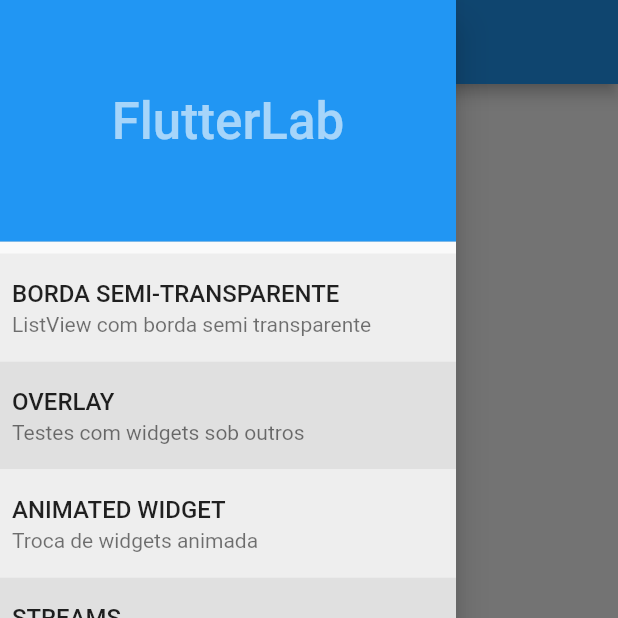
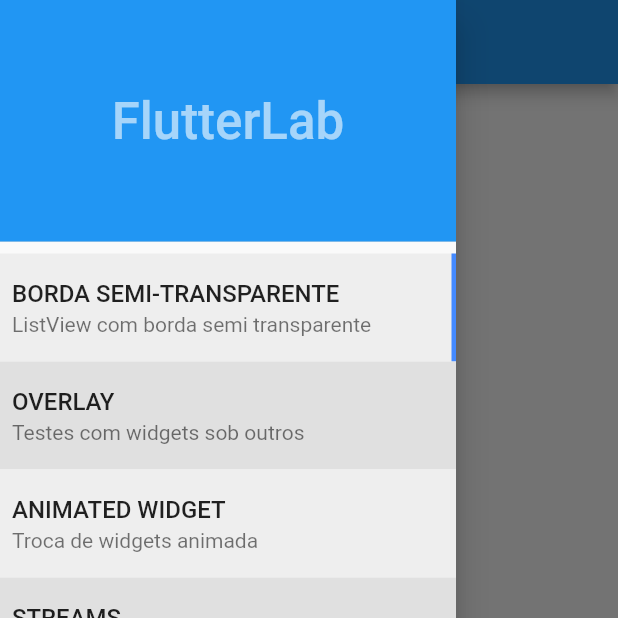
Before and after one commit to lluz55/flutterlab, a Flutter app: the MainLayout screen opened by its route, with the side drawer open, on a phone screen of 412 x 824 dp, the top half of it. Run offline on Flutter 3.47's test engine with Material 2 defaults, Android fonts, the phone set to English and light mode, and no system bars; our stand-ins replace toast.

Commit message:
fixed widget update page

```diff
--- a/lib/drawer/drawer.dart
+++ b/lib/drawer/drawer.dart
@@ -32,7 +32,7 @@
               shrinkWrap: true,
               itemBuilder: (context, index) => RouteDrawerItem(
                 context,
-                route: drawerList[index].route,
+                routeName: drawerList[index].routeName,
                 title: drawerList[index].title,
                 description: drawerList[index].description,
                 status: drawerList[index].status,
--- a/lib/drawer/routeDrawerItem.dart
+++ b/lib/drawer/routeDrawerItem.dart
@@ -1,19 +1,11 @@
 import 'package:flutter/material.dart';
-import 'package:flutter_lab/pages/animatedWidgets/animatedWidgets.dart';
-import 'package:flutter_lab/pages/customRouter/customRouter.dart';
-import 'package:flutter_lab/pages/overlayTest/overlayTest.dart';
-import 'package:flutter_lab/pages/semiTransparent/semiTransparentPage.dart';
-import 'package:flutter_lab/pages/streams/streamsPage.dart';
-import 'package:flutter_lab/pages/transfomations/transformationsPage.dart';
-import 'package:flutter_lab/pages/widget_updates/widgetUpdates.dart';
-import 'package:flutter_lab/router.dart';
 
 enum FeatureStatus { done, inProgress, planned }
 
 class RouteDrawerItem extends StatefulWidget {
   final BuildContext context;
   final String title;
-  final Widget route;
+  final String routeName;
   final String description;
   final FeatureStatus status;
   final bool odd;
@@ -21,7 +13,7 @@
   RouteDrawerItem(
     this.context, {
     @required this.title,
-    @required this.route,
+    @required this.routeName,
     this.description = '',
     this.status = FeatureStatus.planned,
     this.odd = false,
@@ -36,24 +28,24 @@
   Widget build(BuildContext context) {
     return GestureDetector(
       onTap: () {
-        // if (ModalRoute.of(context).settings.name != widget.route.) {
-        //   Navigator.of(context).popAndPushNamed(widget.route);
-        // }
-        coldNavigator(context, widget.route);
+        if (ModalRoute.of(context).settings.name != widget.routeName) {
+          Navigator.of(context).popAndPushNamed(widget.routeName);
+        }
+        // coldNavigator(context, widget.route);
       },
       child: Container(
         decoration: BoxDecoration(
-          // border: Border(
-          //     // left: BorderSide(
-          //     //   color: _statusColor(widget.status),
-          //     //   width: 3,
-          //     // ),
-          //     right: BorderSide(
-          //   color: ModalRoute.of(context).settings.name == widget.route
-          //       ? Colors.blueAccent
-          //       : Colors.transparent,
-          //   width: 3,
-          // )),
+          border: Border(
+              // left: BorderSide(
+              //   color: _statusColor(widget.status),
+              //   width: 3,
+              // ),
+              right: BorderSide(
+            color: ModalRoute.of(context).settings.name == widget.routeName
+                ? Colors.blueAccent
+                : Colors.transparent,
+            width: 3,
+          )),
           color: widget.odd ? Colors.grey[300] : Colors.grey[200],
         ),
         child: ListTile(
@@ -105,31 +97,40 @@
 // ];
 
 List<RouteDrawerItemModel> drawerList = [
-  RouteDrawerItemModel('Borda semi-transparente', SemiTransparentPage(),
+  RouteDrawerItemModel('Borda semi-transparente',
+      routeName: '/semiTransparent',
       description: 'ListView com borda semi transparente'),
-  RouteDrawerItemModel('Overlay', OverlayTest(),
-      description: 'Testes com widgets sob outros', odd: true),
-  RouteDrawerItemModel('Animated Widget', AnimatedWidgetPage(),
-      description: 'Troca de widgets animada'),
-  RouteDrawerItemModel('Streams', StreamsPage(),
-      description: 'Testes com streamings', odd: true),
-  RouteDrawerItemModel('Transformations', TransformationsPage(),
-      description: 'Testes com transforms'),
-  RouteDrawerItemModel('Custom Router', CustomRouter(),
-      description: 'Router View personalizado', odd: true),
-  RouteDrawerItemModel('Widget Updates', WidgetUpdatesPage(),
+  RouteDrawerItemModel('Overlay',
+      routeName: '/overlayTest',
+      description: 'Testes com widgets sob outros',
+      odd: true),
+  RouteDrawerItemModel('Animated Widget',
+      routeName: '/animatedWidgets', description: 'Troca de widgets animada'),
+  RouteDrawerItemModel('Streams',
+      routeName: '/streamsPage',
+      description: 'Testes com streamings',
+      odd: true),
+  RouteDrawerItemModel('Transformations',
+      routeName: '/transformations', description: 'Testes com transforms'),
+  RouteDrawerItemModel('Custom Router',
+      routeName: '/customRouter',
+      description: 'Router View personalizado',
+      odd: true),
+  RouteDrawerItemModel('Widget Updates',
+      routeName: '/widgetUpdates',
       description: 'Testes com atualização de widgets')
 ];
 
 class RouteDrawerItemModel {
   final String title;
   final String description;
-  final Widget route;
+  final String routeName;
   final bool odd;
   final FeatureStatus status;
 
-  RouteDrawerItemModel(this.title, this.route,
+  RouteDrawerItemModel(this.title,
       {this.description = '',
+      this.routeName,
       this.odd = false,
       this.status = FeatureStatus.planned});
 }
--- a/lib/router.dart
+++ b/lib/router.dart
@@ -37,9 +37,3 @@
         )
   };
 }
-
-coldNavigator(BuildContext context, Widget route) {
-  Navigator.of(context).push(PageRouteBuilder(
-      transitionDuration: Duration(milliseconds: 1),
-      pageBuilder: (context, animation, secAnimation) => MainLayout(route)));
-}
```
